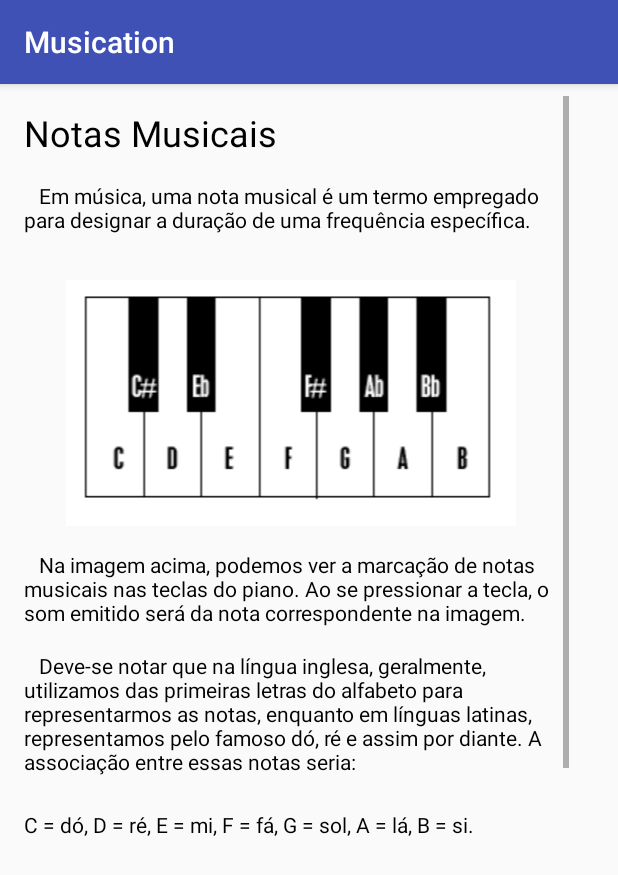
After one commit to BrenoUSP/MusicApp, an Android app: the lvl2_notmus_1 screen opened directly, with no data from a screen before it, on a phone screen of 412 x 824 dp. The commit adds this screen. Shown: the top 875 px of the screen. Run offline under Robolectric (Android 15) with nearby library versions, the phone set to English and light mode, and no system bars.

Commit message:
Primeira tela de notas musicais.

```diff
--- a/Software/Musication/app/src/main/AndroidManifest.xml
+++ b/Software/Musication/app/src/main/AndroidManifest.xml
@@ -12,30 +12,25 @@
         <activity
             android:name=".LoginActivity"
             android:label="@string/app_name"
-            android:theme="@style/AppTheme.NoActionBar">
-
-        </activity>
+            android:theme="@style/AppTheme.NoActionBar"></activity>
         <activity
             android:name=".InfoActivity"
             android:label="Info"
-            android:theme="@style/AppTheme.NoActionBar"></activity>
-
+            android:theme="@style/AppTheme.NoActionBar" />
         <activity
             android:name=".IntroActivity"
-            android:theme="@style/AppTheme.NoActionBar"></activity>
-
+            android:theme="@style/AppTheme.NoActionBar" />
         <activity
             android:name=".MainActivity"
             android:label="@string/app_name"
             android:theme="@style/AppTheme.NoActionBar">
-
             <intent-filter>
                 <action android:name="android.intent.action.MAIN" />
 
                 <category android:name="android.intent.category.LAUNCHER" />
             </intent-filter>
         </activity>
-
+        <activity android:name=".lvl2_notmus_1"></activity>
     </application>
 
 </manifest>
--- a/Software/Musication/app/src/main/java/efestus/musication/IntroActivity.java
+++ b/Software/Musication/app/src/main/java/efestus/musication/IntroActivity.java
@@ -1,7 +1,11 @@
 package efestus.musication;
 
+import android.content.Intent;
 import android.support.v7.app.AppCompatActivity;
 import android.os.Bundle;
+import android.view.View;
+import android.widget.Button;
+import android.widget.Toast;
 
 public class IntroActivity extends AppCompatActivity {
 
@@ -9,5 +13,19 @@ public class IntroActivity extends AppCompatActivity {
     protected void onCreate(Bundle savedInstanceState) {
         super.onCreate(savedInstanceState);
         setContentView(R.layout.activity_intro);
+
+        Button but = (Button) findViewById(R.id.button);
+        but.setOnClickListener(new View.OnClickListener() {
+            @Override
+            public void onClick(View view) {
+                /*Snackbar.make(view, "Replace with your own action", Snackbar.LENGTH_LONG)
+                        .setAction("Action", null).show();*/
+                Toast toast = Toast.makeText(getApplicationContext(), "Notas Musicais", Toast.LENGTH_LONG);
+                toast.show();
+
+                Intent intent = new Intent(IntroActivity.this, lvl2_notmus_1.class);
+                startActivity(intent);
+            }
+        });
     }
 }
--- /dev/null
+++ b/Software/Musication/app/src/main/java/efestus/musication/lvl2_notmus_1.java
@@ -0,0 +1,13 @@
+package efestus.musication;
+
+import android.support.v7.app.AppCompatActivity;
+import android.os.Bundle;
+
+public class lvl2_notmus_1 extends AppCompatActivity {
+
+    @Override
+    protected void onCreate(Bundle savedInstanceState) {
+        super.onCreate(savedInstanceState);
+        setContentView(R.layout.activity_lvl2_notmus_1);
+    }
+}
--- a/Software/Musication/app/src/main/res/layout/activity_intro.xml
+++ b/Software/Musication/app/src/main/res/layout/activity_intro.xml
@@ -64,7 +64,7 @@
         app:layout_constraintVertical_bias="0.611" />
 
     <Button
-        android:id="@+id/button7"
+        android:id="@+id/button"
         android:layout_width="wrap_content"
         android:layout_height="wrap_content"
         android:layout_marginBottom="8dp"
--- /dev/null
+++ b/Software/Musication/app/src/main/res/layout/activity_lvl2_notmus_1.xml
@@ -0,0 +1,161 @@
+<?xml version="1.0" encoding="utf-8"?>
+<android.support.constraint.ConstraintLayout xmlns:android="http://schemas.android.com/apk/res/android"
+    xmlns:app="http://schemas.android.com/apk/res-auto"
+    xmlns:tools="http://schemas.android.com/tools"
+    android:layout_width="match_parent"
+    android:layout_height="match_parent"
+    tools:context=".lvl2_notmus_1">
+
+    <ScrollView
+        android:id="@+id/scrollView3"
+        android:layout_width="371dp"
+        android:layout_height="504dp"
+        android:layout_marginBottom="8dp"
+        android:layout_marginEnd="8dp"
+        android:layout_marginLeft="8dp"
+        android:layout_marginRight="8dp"
+        android:layout_marginStart="8dp"
+        android:layout_marginTop="8dp"
+        app:layout_constraintBottom_toBottomOf="parent"
+        app:layout_constraintEnd_toEndOf="parent"
+        app:layout_constraintHorizontal_bias="0.0"
+        app:layout_constraintStart_toStartOf="parent"
+        app:layout_constraintTop_toTopOf="parent"
+        app:layout_constraintVertical_bias="0.0">
+
+        <LinearLayout
+            android:layout_width="match_parent"
+            android:layout_height="wrap_content"
+            android:orientation="vertical">
+
+            <TextView
+                android:id="@+id/textView3"
+                android:layout_width="match_parent"
+                android:layout_height="wrap_content"
+                android:layout_marginBottom="8dp"
+                android:layout_marginEnd="8dp"
+                android:layout_marginLeft="8dp"
+                android:layout_marginRight="8dp"
+                android:layout_marginStart="8dp"
+                android:layout_marginTop="8dp"
+                android:text="Notas Musicais"
+                android:textColor="@android:color/background_dark"
+                android:textSize="24sp"
+                app:layout_constraintBottom_toBottomOf="parent"
+                app:layout_constraintEnd_toEndOf="parent"
+                app:layout_constraintHorizontal_bias="0.039"
+                app:layout_constraintStart_toStartOf="parent"
+                app:layout_constraintTop_toTopOf="parent"
+                app:layout_constraintVertical_bias="0.017" />
+
+            <TextView
+                android:id="@+id/textView10"
+                android:layout_width="match_parent"
+                android:layout_height="50dp"
+                android:layout_marginBottom="8dp"
+                android:layout_marginEnd="8dp"
+                android:layout_marginLeft="8dp"
+                android:layout_marginRight="8dp"
+                android:layout_marginStart="8dp"
+                android:layout_marginTop="8dp"
+                android:text="   Em música, uma nota musical é um termo empregado para designar a duração de uma frequência específica."
+                android:textColor="@android:color/background_dark"
+                app:layout_constraintBottom_toBottomOf="parent"
+                app:layout_constraintEnd_toEndOf="parent"
+                app:layout_constraintStart_toStartOf="parent"
+                app:layout_constraintTop_toTopOf="parent"
+                app:layout_constraintVertical_bias="0.136" />
+
+            <ImageView
+                android:id="@+id/imageView4"
+                android:layout_width="match_parent"
+                android:layout_height="wrap_content"
+                android:layout_marginBottom="8dp"
+                android:layout_marginEnd="8dp"
+                android:layout_marginLeft="8dp"
+                android:layout_marginRight="8dp"
+                android:layout_marginStart="8dp"
+                android:layout_marginTop="8dp"
+                app:layout_constraintBottom_toBottomOf="parent"
+                app:layout_constraintEnd_toEndOf="parent"
+                app:layout_constraintStart_toStartOf="parent"
+                app:layout_constraintTop_toTopOf="parent"
+                app:layout_constraintVertical_bias="0.416"
+                app:srcCompat="@drawable/lvl2_notmus_img1" />
+
+            <TextView
+                android:id="@+id/textView11"
+                android:layout_width="match_parent"
+                android:layout_height="wrap_content"
+                android:layout_marginBottom="8dp"
+                android:layout_marginEnd="8dp"
+                android:layout_marginLeft="8dp"
+                android:layout_marginRight="8dp"
+                android:layout_marginStart="8dp"
+                android:layout_marginTop="8dp"
+                android:baselineAligned="false"
+                android:text="   Na imagem acima, podemos ver a marcação de notas musicais nas teclas do piano. Ao se pressionar a tecla, o som emitido será da nota correspondente na imagem."
+                android:textColor="@android:color/background_dark"
+                app:layout_constraintBottom_toBottomOf="parent"
+                app:layout_constraintEnd_toEndOf="parent"
+                app:layout_constraintStart_toStartOf="parent"
+                app:layout_constraintTop_toTopOf="parent"
+                app:layout_constraintVertical_bias="0.81" />
+
+            <TextView
+                android:id="@+id/textView14"
+                android:layout_width="match_parent"
+                android:layout_height="90dp"
+                android:layout_marginBottom="8dp"
+                android:layout_marginEnd="8dp"
+                android:layout_marginLeft="8dp"
+                android:layout_marginRight="8dp"
+                android:layout_marginStart="8dp"
+                android:layout_marginTop="8dp"
+                android:text="   Deve-se notar que na língua inglesa, geralmente, utilizamos das primeiras letras do alfabeto para representarmos as notas, enquanto em línguas latinas, representamos pelo famoso dó, ré e assim por diante. A associação entre essas notas seria: "
+                android:textColor="@android:color/background_dark"
+                app:layout_constraintBottom_toBottomOf="parent"
+                app:layout_constraintEnd_toEndOf="parent"
+                app:layout_constraintStart_toStartOf="parent"
+                app:layout_constraintTop_toTopOf="parent"
+                app:layout_constraintVertical_bias="0.918" />
+
+            <TextView
+                android:id="@+id/textView15"
+                android:layout_width="match_parent"
+                android:layout_height="wrap_content"
+                android:layout_marginBottom="8dp"
+                android:layout_marginEnd="8dp"
+                android:layout_marginLeft="8dp"
+                android:layout_marginRight="8dp"
+                android:layout_marginStart="8dp"
+                android:layout_marginTop="8dp"
+                android:text="C = dó, D = ré, E = mi, F = fá, G = sol, A = lá, B = si. "
+                android:textColor="@android:color/background_dark"
+                app:layout_constraintBottom_toBottomOf="@+id/scrollView3"
+                app:layout_constraintEnd_toEndOf="parent"
+                app:layout_constraintHorizontal_bias="0.507"
+                app:layout_constraintStart_toStartOf="parent"
+                app:layout_constraintTop_toTopOf="parent"
+                app:layout_constraintVertical_bias="0.928" />
+
+            <Button
+                android:id="@+id/button4"
+                android:layout_width="match_parent"
+                android:layout_height="wrap_content"
+                android:layout_marginBottom="8dp"
+                android:layout_marginEnd="8dp"
+                android:layout_marginLeft="8dp"
+                android:layout_marginRight="8dp"
+                android:layout_marginStart="8dp"
+                android:layout_marginTop="8dp"
+                android:text="Próximo"
+                app:layout_constraintBottom_toBottomOf="parent"
+                app:layout_constraintEnd_toEndOf="parent"
+                app:layout_constraintStart_toStartOf="parent"
+                app:layout_constraintTop_toTopOf="@+id/scrollView3" />
+
+        </LinearLayout>
+    </ScrollView>
+
+</android.support.constraint.ConstraintLayout>
```
Also changed, not shown: Software/Musication/app/src/main/res/drawable/lvl2_notmus_img1.png (added).
